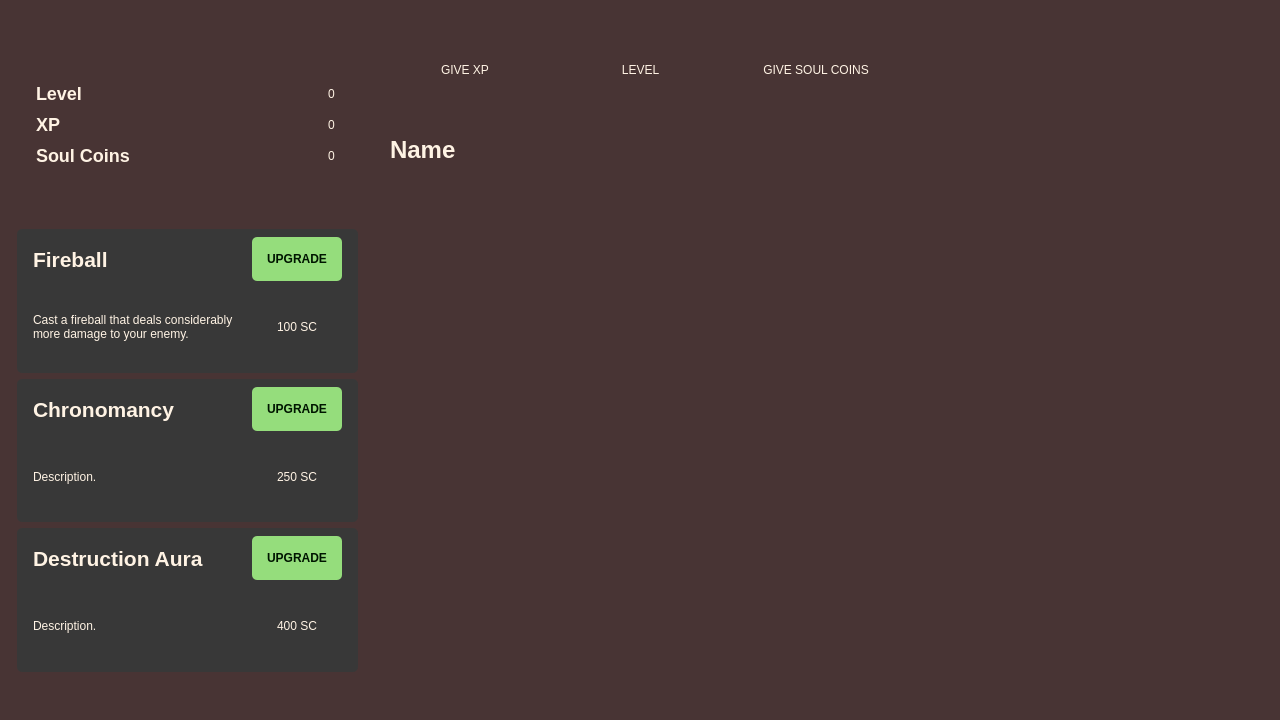
natan-dot-com/TalesOfLiesel, file ui/mainwindow.ui: the form before one commit.
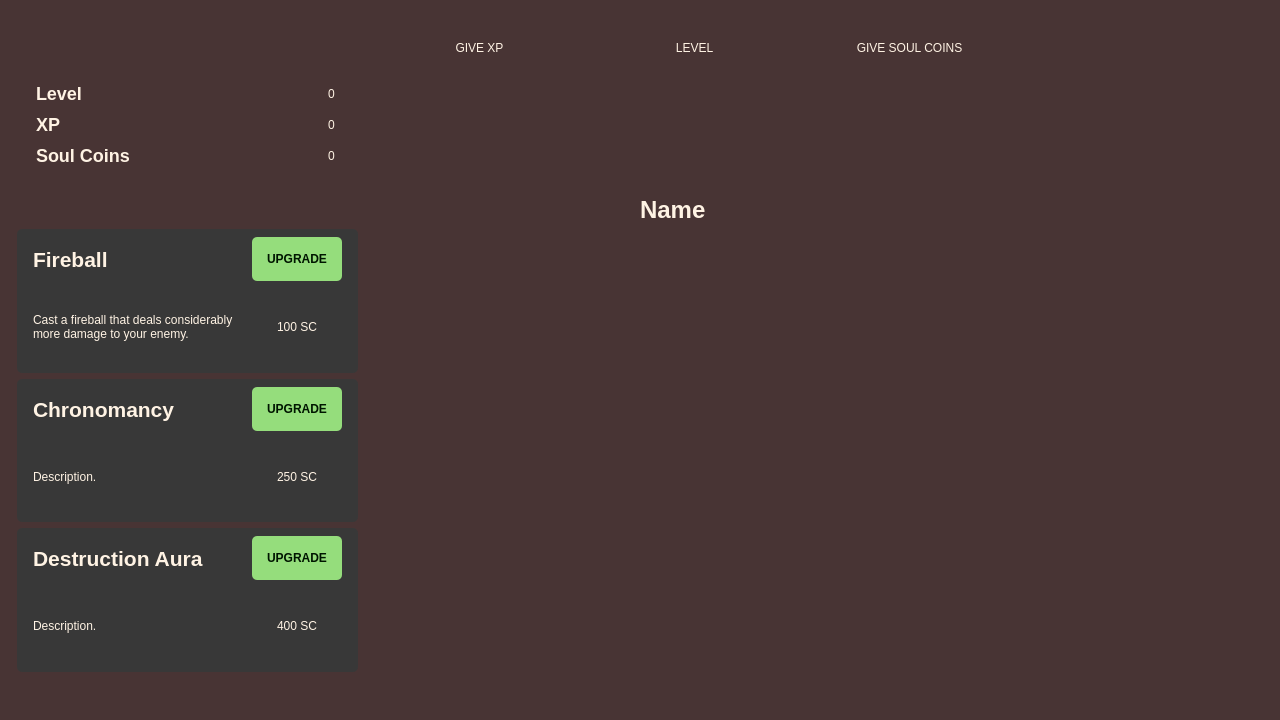
The form after the commit. Icons and pictures are not drawn.

```diff
--- a/ui/mainwindow.ui
+++ b/ui/mainwindow.ui
@@ -20,9 +20,15 @@
    <string>MainWindow</string>
   </property>
   <property name="styleSheet">
-   <string notr="true">background-color: #483434;</string>
+   <string notr="true">QMainWindow {
+	background-color: #483434;
+	background-image: url(:/imgs/src/assets/background.png);
+}</string>
   </property>
   <widget class="QWidget" name="centralwidget">
+   <property name="enabled">
+    <bool>true</bool>
+   </property>
    <widget class="QWidget" name="LieselInfo" native="true">
     <property name="geometry">
      <rect>
@@ -563,8 +569,8 @@
    <widget class="QWidget" name="enemy_2" native="true">
     <property name="geometry">
      <rect>
-      <x>380</x>
-      <y>240</y>
+      <x>640</x>
+      <y>290</y>
       <width>281</width>
       <height>441</height>
      </rect>
@@ -576,7 +582,7 @@
      <property name="geometry">
       <rect>
        <x>0</x>
-       <y>40</y>
+       <y>0</y>
        <width>271</width>
        <height>381</height>
       </rect>
@@ -602,18 +608,15 @@
      </property>
     </widget>
    </widget>
-   <widget class="QWidget" name="horizontalLayoutWidget">
-    <property name="geometry">
-     <rect>
-      <x>380</x>
-      <y>30</y>
-      <width>521</width>
-      <height>80</height>
-     </rect>
-    </property>
-    <layout class="QHBoxLayout" name="debugButtons">
-     <item>
       <widget class="QPushButton" name="giveXP">
+    <property name="geometry">
+     <rect>
+      <x>375</x>
+      <y>20</y>
+      <width>209</width>
+      <height>55</height>
+     </rect>
+    </property>
        <property name="styleSheet">
         <string notr="true">color: #FFF3E4;
 background-color: transparent;
@@ -637,35 +640,15 @@
         </size>
        </property>
       </widget>
-     </item>
-     <item>
-      <widget class="QPushButton" name="giveLevelButton">
-       <property name="styleSheet">
-        <string notr="true">color: #FFF3E4;
-background-color: transparent;
-outline: 0;
-width: 100%;
-border: 0;
-padding: 15px;</string>
-       </property>
-       <property name="text">
-        <string>LEVEL</string>
-       </property>
-       <property name="icon">
-        <iconset>
-         <normalon>:/imgs/src/assets/ui-components/upgradeGreen.png</normalon>
-        </iconset>
-       </property>
-       <property name="iconSize">
-        <size>
-         <width>25</width>
-         <height>25</height>
-        </size>
-       </property>
-      </widget>
-     </item>
-     <item>
       <widget class="QPushButton" name="giveSoulCoins">
+    <property name="geometry">
+     <rect>
+      <x>805</x>
+      <y>20</y>
+      <width>209</width>
+      <height>55</height>
+     </rect>
+    </property>
        <property name="styleSheet">
         <string notr="true">color: #FFF3E4;
 background-color: transparent;
@@ -689,18 +672,18 @@
         </size>
        </property>
       </widget>
-     </item>
-    </layout>
-   </widget>
-   <widget class="QWidget" name="widget" native="true">
+   <widget class="QWidget" name="EnemyInfo" native="true">
     <property name="geometry">
      <rect>
-      <x>380</x>
-      <y>120</y>
+      <x>630</x>
+      <y>180</y>
       <width>301</width>
-      <height>111</height>
+      <height>101</height>
      </rect>
     </property>
+    <property name="styleSheet">
+     <string notr="true">background-color: transparent;</string>
+    </property>
     <widget class="QLabel" name="enemyName">
      <property name="geometry">
       <rect>
@@ -789,6 +772,38 @@
      </widget>
     </widget>
    </widget>
+   <widget class="QPushButton" name="giveLevelButton">
+    <property name="geometry">
+     <rect>
+      <x>590</x>
+      <y>20</y>
+      <width>209</width>
+      <height>55</height>
+     </rect>
+    </property>
+    <property name="styleSheet">
+     <string notr="true">color: #FFF3E4;
+background-color: transparent;
+outline: 0;
+width: 100%;
+border: 0;
+padding: 15px;</string>
+    </property>
+    <property name="text">
+     <string>LEVEL</string>
+    </property>
+    <property name="icon">
+     <iconset>
+      <normalon>:/imgs/src/assets/ui-components/upgradeGreen.png</normalon>
+     </iconset>
+    </property>
+    <property name="iconSize">
+     <size>
+      <width>25</width>
+      <height>25</height>
+     </size>
+    </property>
+   </widget>
    <zorder>skillsSection</zorder>
    <zorder>lieselSection</zorder>
    <zorder>LieselInfo</zorder>
```
Left out of the diff: 6 changed lines with no effect on the pictures. Lines whose indentation alone changed are shown as unchanged.
